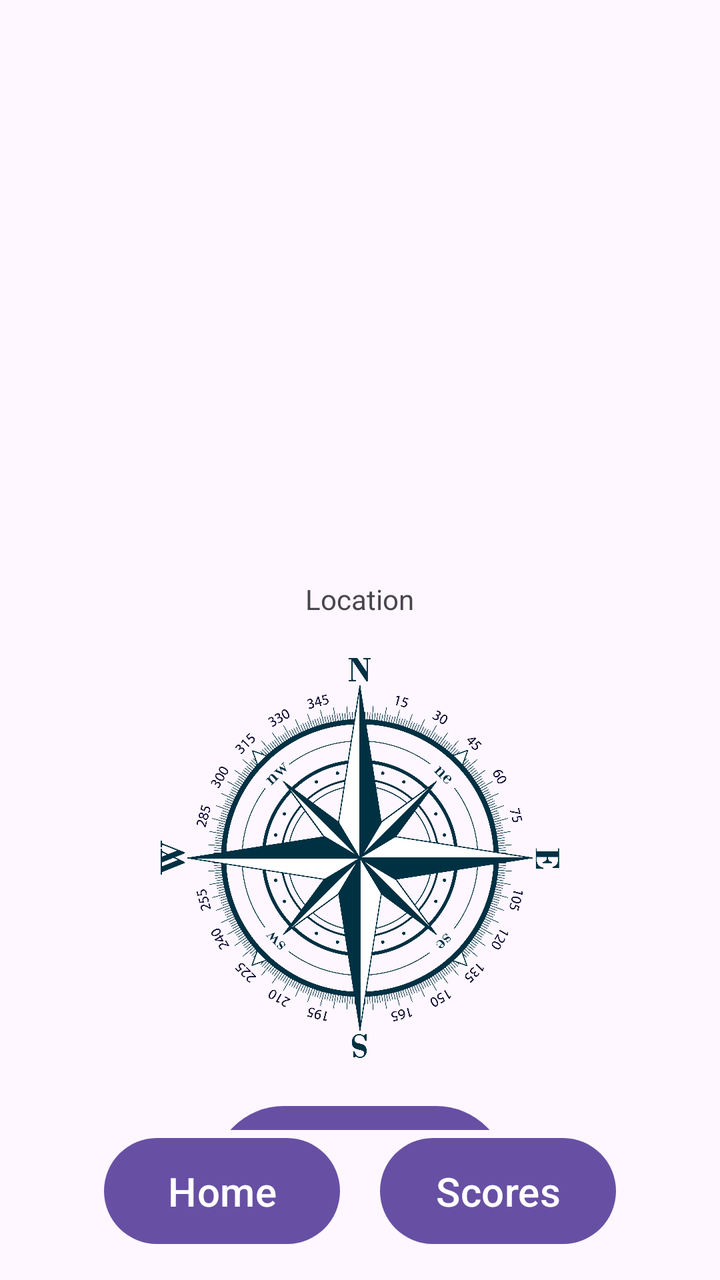
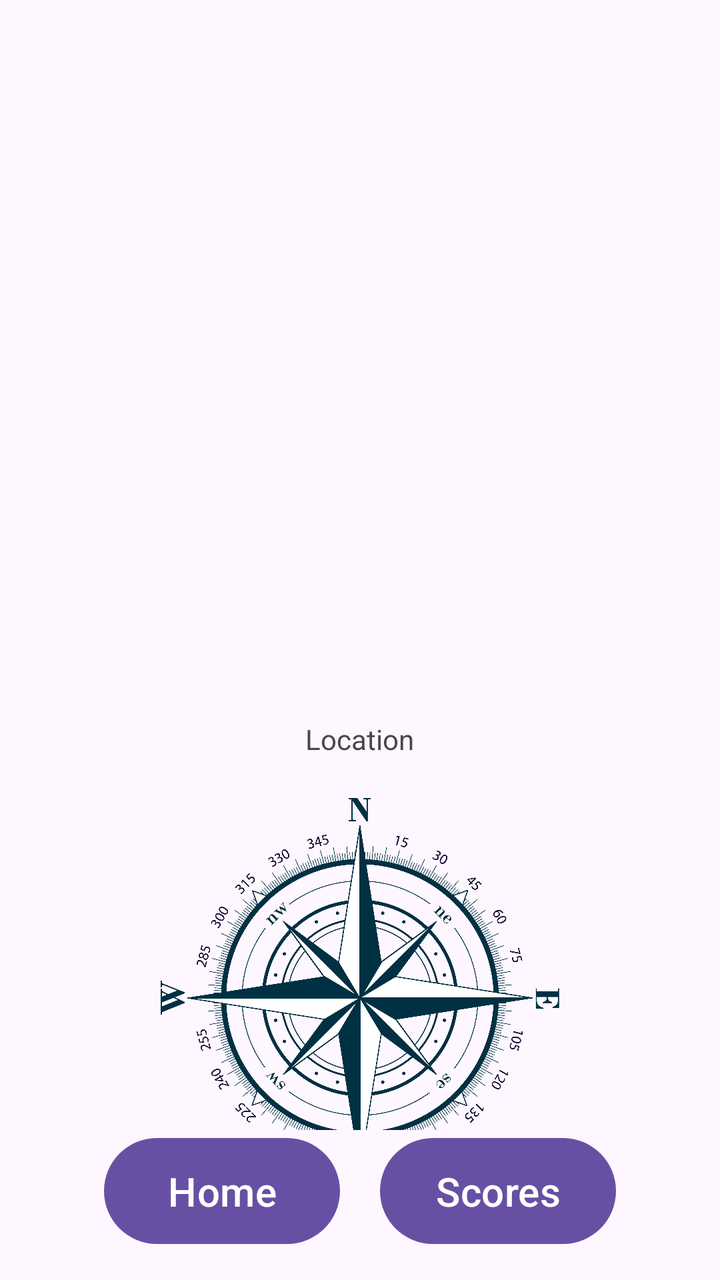

Before-and-after screenshots of an Android layout around one commit, followed by the original layout XML and the change that was made.
<!-- AndroidManifest.xml: application theme Theme.DirectionGuesser -->
<!-- res/layout/activity_game.xml -->
<?xml version="1.0" encoding="utf-8"?>
<LinearLayout xmlns:android="http://schemas.android.com/apk/res/android"
    android:id="@+id/game"
    android:layout_width="match_parent"
    android:layout_height="match_parent"
    android:orientation="vertical"
    android:gravity="center_horizontal">

    <LinearLayout
        android:layout_width="match_parent"
        android:layout_height="0dp"
        android:orientation="vertical"
        android:gravity="center_horizontal"
        android:layout_weight="1">

        <ImageView
            android:id="@+id/locationPicture"
            android:layout_width="250sp"
            android:layout_height="250sp"
            android:layout_marginTop="20dp" />

        <TextView
            android:id="@+id/textView"
            android:layout_width="wrap_content"
            android:layout_height="wrap_content"
            android:text="Location"
            android:layout_marginTop="20dp" />

        <ImageView
            android:id="@+id/compass"
            android:layout_width="200sp"
            android:layout_height="200sp"
            android:src="@drawable/compass"
            android:layout_marginTop="20dp" />

        <Button
            android:id="@+id/guess"
            android:layout_width="148dp"
            android:layout_height="80dp"
            android:layout_marginTop="20dp"
            android:padding="10dp"
            android:text="Guess Direction"
            android:textSize="20sp" />

    </LinearLayout>

    <LinearLayout
        android:layout_width="match_parent"
        android:layout_height="wrap_content"
        android:orientation="vertical"
        android:gravity="center_horizontal"
        android:paddingBottom="8dp">

        <LinearLayout
            android:layout_width="wrap_content"
            android:layout_height="wrap_content"
            android:orientation="horizontal"
            android:gravity="center"
            android:layout_marginBottom="6dp">

            <Button
                android:id="@+id/home"
                android:layout_width="118dp"
                android:layout_height="61dp"
                android:text="Home"
                android:textSize="20sp"
                android:padding="10dp" />

            <Button
                android:id="@+id/scores"
                android:layout_width="118dp"
                android:layout_height="61dp"
                android:text="Scores"
                android:textSize="20sp"
                android:padding="10dp"
                android:layout_marginStart="20dp" />

        </LinearLayout>

        <LinearLayout
            android:id="@+id/ad_view"
            android:layout_width="match_parent"
            android:layout_height="wrap_content"
            android:orientation="horizontal"
            android:gravity="center"
            android:background="#F444" />

    </LinearLayout>

</LinearLayout>
<!-- resources referenced by this layout -->
<resources>
  <!-- drawable compass: png bitmap (drawable, 565464 bytes) -->
  <style name="Theme.DirectionGuesser" parent="Base.Theme.DirectionGuesser" />
  <style name="Base.Theme.DirectionGuesser" parent="Theme.Material3.DayNight.NoActionBar">
          
          
      </style>
</resources>

<!-- the commit's change to res/layout/activity_game.xml (unified diff, before → after) -->
@@ -15,12 +15,13 @@
 
         <ImageView
             android:id="@+id/locationPicture"
-            android:layout_width="250sp"
-            android:layout_height="250sp"
-            android:layout_marginTop="20dp" />
+            android:layout_width="300sp"
+            android:layout_height="300sp"
+            android:adjustViewBounds="false"
+            android:layout_marginTop="40dp" />
 
         <TextView
-            android:id="@+id/textView"
+            android:id="@+id/locationText"
             android:layout_width="wrap_content"
             android:layout_height="wrap_content"
             android:text="Location"
